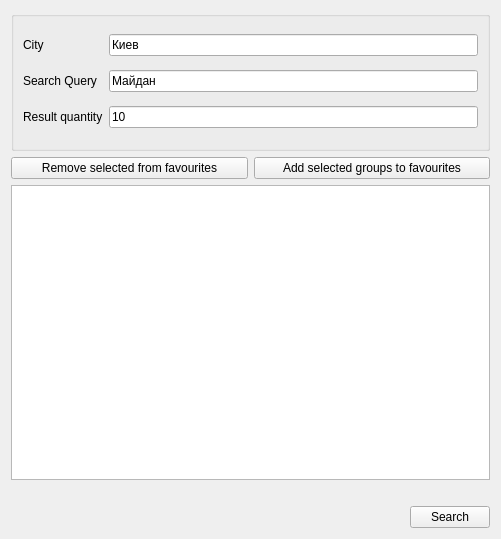
Above: uis/select_groups.ui from ozeron/messenger before the change. Below: the same form after it.
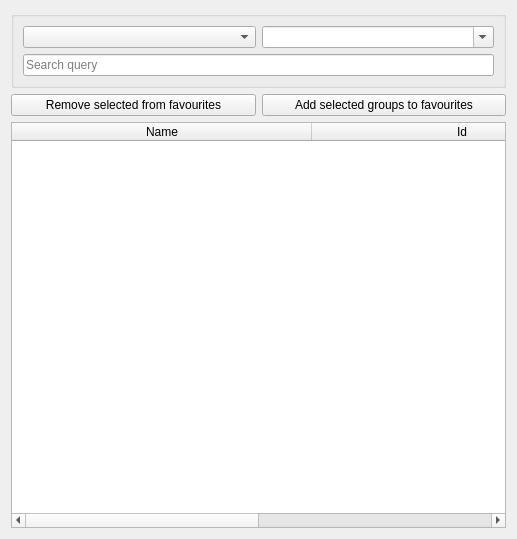
That is the form after the change.

Commit message: Updated groups search ui

The edit to the form file:
```diff
--- a/uis/select_groups.ui
+++ b/uis/select_groups.ui
@@ -6,65 +6,59 @@
    <rect>
     <x>0</x>
     <y>0</y>
-    <width>501</width>
+    <width>517</width>
     <height>539</height>
    </rect>
   </property>
   <property name="windowTitle">
    <string>Find groups by region</string>
   </property>
-  <layout class="QVBoxLayout" name="verticalLayout" stretch="0,0,1,0,0">
+  <layout class="QVBoxLayout" name="verticalLayout" stretch="0,0,1,0">
    <item>
     <widget class="QGroupBox" name="groupBox">
      <property name="minimumSize">
       <size>
-       <width>100</width>
-       <height>140</height>
+       <width>0</width>
+       <height>0</height>
       </size>
      </property>
      <property name="title">
       <string/>
      </property>
      <layout class="QGridLayout" name="gridLayout_2">
-      <item row="3" column="1">
-       <widget class="QLineEdit" name="editQuanity">
-        <property name="text">
-         <string>10</string>
-        </property>
-       </widget>
-      </item>
-      <item row="3" column="0">
-       <widget class="QLabel" name="lblResultQuanity">
-        <property name="text">
-         <string>Result quantity</string>
-        </property>
-       </widget>
-      </item>
-      <item row="2" column="1">
+      <item row="1" column="0" colspan="2">
        <widget class="QLineEdit" name="editQuery">
         <property name="text">
-         <string>Майдан</string>
+         <string/>
         </property>
-       </widget>
-      </item>
-      <item row="2" column="0">
-       <widget class="QLabel" name="lblSearchQuery">
-        <property name="text">
-         <string>Search Query</string>
-        </property>
-       </widget>
-      </item>
-      <item row="0" column="0">
-       <widget class="QLabel" name="lblCity">
-        <property name="text">
-         <string>City</string>
+        <property name="placeholderText">
+         <string>Search query</string>
         </property>
        </widget>
       </item>
       <item row="0" column="1">
-       <widget class="QLineEdit" name="editCity">
-        <property name="text">
-         <string>Киев</string>
+       <widget class="QComboBox" name="selectCity">
+        <property name="sizePolicy">
+         <sizepolicy hsizetype="Expanding" vsizetype="Fixed">
+          <horstretch>0</horstretch>
+          <verstretch>0</verstretch>
+         </sizepolicy>
+        </property>
+        <property name="editable">
+         <bool>true</bool>
+        </property>
+       </widget>
+      </item>
+      <item row="0" column="0">
+       <widget class="QComboBox" name="selectCountry">
+        <property name="sizePolicy">
+         <sizepolicy hsizetype="Expanding" vsizetype="Fixed">
+          <horstretch>0</horstretch>
+          <verstretch>0</verstretch>
+         </sizepolicy>
+        </property>
+        <property name="editable">
+         <bool>false</bool>
         </property>
        </widget>
       </item>
@@ -90,44 +84,39 @@
     </layout>
    </item>
    <item>
-    <widget class="QTableWidget" name="vwvGroups"/>
-   </item>
-   <item>
-    <spacer name="verticalSpacer">
-     <property name="orientation">
-      <enum>Qt::Vertical</enum>
+    <widget class="QTableWidget" name="vwvGroups">
+     <property name="editTriggers">
+      <set>QAbstractItemView::NoEditTriggers</set>
      </property>
-     <property name="sizeHint" stdset="0">
-      <size>
-       <width>20</width>
-       <height>20</height>
-      </size>
+     <property name="selectionBehavior">
+      <enum>QAbstractItemView::SelectRows</enum>
      </property>
-    </spacer>
+     <property name="columnCount">
+      <number>2</number>
+     </property>
+     <attribute name="horizontalHeaderCascadingSectionResizes">
+      <bool>false</bool>
+     </attribute>
+     <attribute name="horizontalHeaderDefaultSectionSize">
+      <number>300</number>
+     </attribute>
+     <attribute name="horizontalHeaderStretchLastSection">
+      <bool>true</bool>
+     </attribute>
+     <column>
+      <property name="text">
+       <string>Name</string>
+      </property>
+     </column>
+     <column>
+      <property name="text">
+       <string>Id</string>
+      </property>
+     </column>
+    </widget>
    </item>
    <item>
-    <layout class="QHBoxLayout" name="horizontalLayout">
-     <item>
-      <spacer name="horizontalSpacer">
-       <property name="orientation">
-        <enum>Qt::Horizontal</enum>
-       </property>
-       <property name="sizeHint" stdset="0">
-        <size>
-         <width>40</width>
-         <height>20</height>
-        </size>
-       </property>
-      </spacer>
-     </item>
-     <item>
-      <widget class="QPushButton" name="btnSearch">
-       <property name="text">
-        <string>Search</string>
-       </property>
-      </widget>
-     </item>
-    </layout>
+    <layout class="QHBoxLayout" name="horizontalLayout"/>
    </item>
   </layout>
  </widget>
```
The commit also changes 2 other files.
